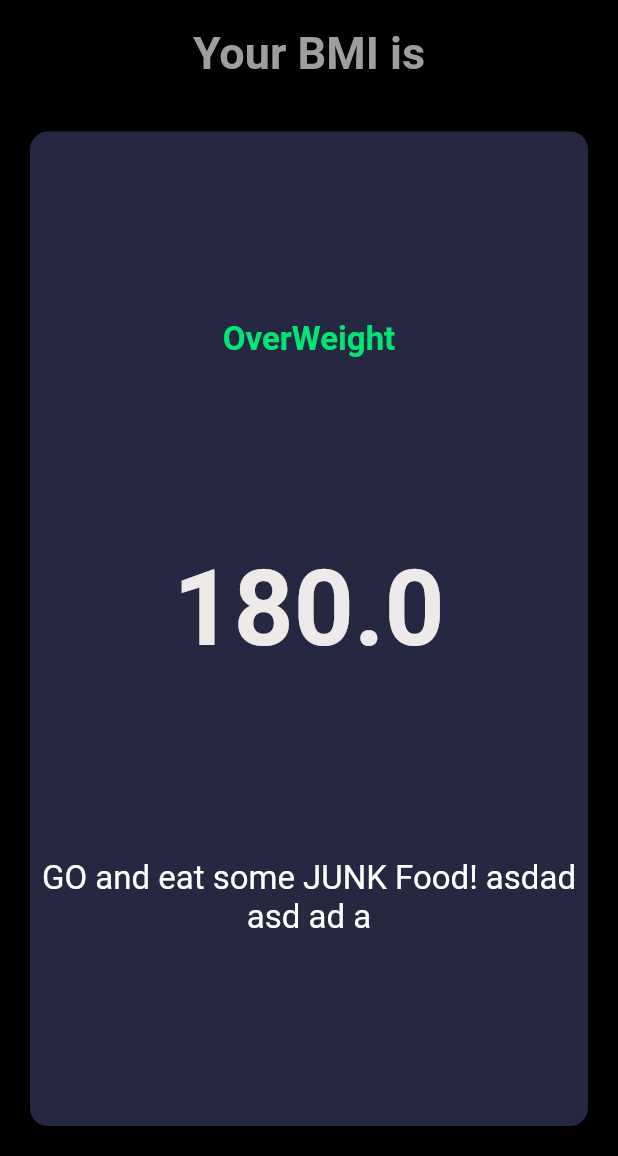
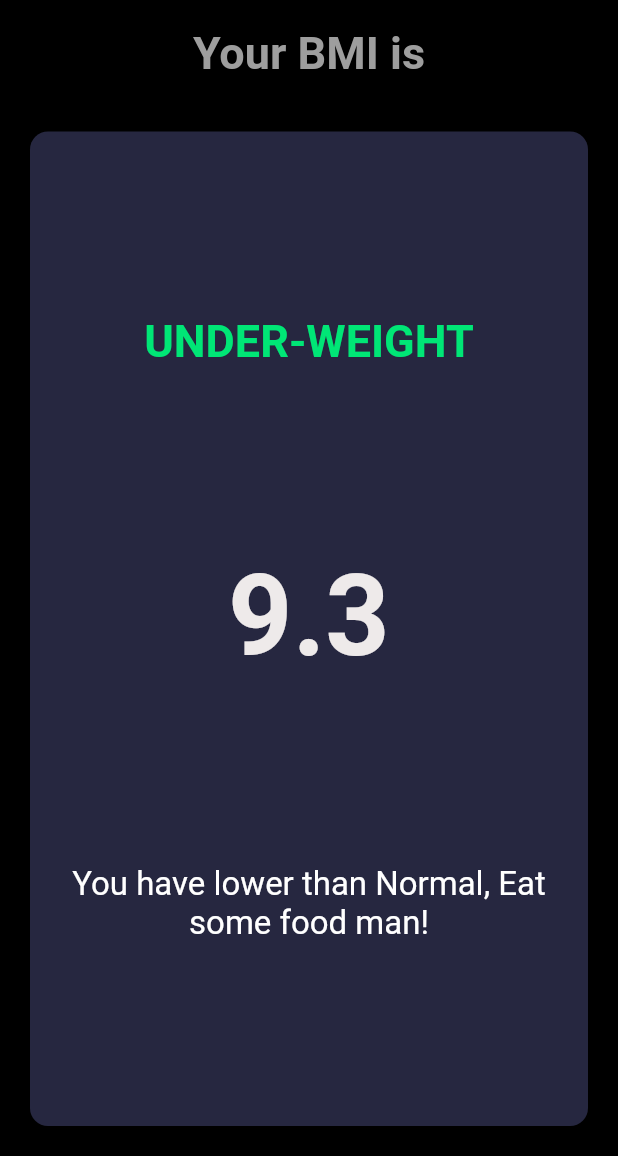
Before and after one commit to Anant1711/BMI_Calculator, a Flutter app: the screen it shows after launch, after a tap on "Calculate", on a phone screen of 412 x 824 dp, the part 80-1236 px from its top. Run offline on Flutter 3.47's test engine with Material 2 defaults, Android fonts, the phone set to English and light mode, and no system bars; our stand-ins replace font_awesome_flutter.

Commit message:
Add brain.dart file and some modificatin in result page

```diff
--- a/lib/First_page.dart
+++ b/lib/First_page.dart
@@ -6,6 +6,7 @@ import 'cards.dart';
 import 'cardContent.dart';
 import 'package:bmi_calculator/Button.dart';
 import 'calculated.dart';
+import 'brain.dart';
 
 const bottomcontainerColour = Colors.lightGreenAccent;
 const boxColour = Color(0xFF262740);
@@ -264,10 +265,15 @@ class _InputPageState extends State<InputPage> {
           )),
           GestureDetector(
             onTap: () {
+              Brain b = Brain(height: height, weight: weight);
               Navigator.push(
                 context,
                 MaterialPageRoute(
-                  builder: (context) => result(),
+                  builder: (context) => result(
+                    BmiResult: b.Calulate(),
+                    ResultText: b.ResultString(),
+                    FeedbackText: b.FeedbackToUser(),
+                  ),
                 ),
               );
             },
--- /dev/null
+++ b/lib/brain.dart
@@ -0,0 +1,30 @@
+import 'dart:math';
+
+class Brain {
+  Brain({required this.height, required this.weight});
+  final int height;
+  final int weight;
+  double _bmi = 0;
+  String Calulate() {
+    _bmi = weight / pow(height / 100, 2);
+    return _bmi.toStringAsFixed(1);
+  }
+
+  String ResultString() {
+    if (_bmi >= 25) {
+      return 'OVER-WEIGHT!';
+    } else if (_bmi > 18.5) {
+      return 'NORMAL';
+    } else
+      return 'UNDER-WEIGHT';
+  }
+
+  String FeedbackToUser() {
+    if (_bmi >= 25) {
+      return 'You have higher than Normal, Do some Exercise!';
+    } else if (_bmi > 18.5) {
+      return 'You have Normal BMI, GOOD JOB BUDDY!';
+    } else
+      return 'You have lower than Normal, Eat some food man!';
+  }
+}
--- a/lib/calculated.dart
+++ b/lib/calculated.dart
@@ -1,8 +1,18 @@
+import 'package:bmi_calculator/main.dart';
 import 'package:flutter/cupertino.dart';
 import 'package:flutter/material.dart';
 import 'cards.dart';
 
 class result extends StatelessWidget {
+  result(
+      {required this.BmiResult,
+      required this.ResultText,
+      required this.FeedbackText});
+
+  final String BmiResult;
+  final String ResultText;
+  final String FeedbackText;
+
   @override
   Widget build(BuildContext context) {
     return Scaffold(
@@ -40,21 +50,21 @@ class result extends StatelessWidget {
                 crossAxisAlignment: CrossAxisAlignment.center,
                 children: [
                   Text(
-                    'OverWeight',
+                    ResultText,
                     style: TextStyle(
                         color: Color(0xFF00E676),
                         fontWeight: FontWeight.bold,
-                        fontSize: 22.0),
+                        fontSize: 30.0),
                   ),
                   Text(
-                    '180.0',
+                    BmiResult,
                     style: TextStyle(
-                        fontSize: 70.0,
+                        fontSize: 75.0,
                         fontWeight: FontWeight.bold,
                         color: Color(0xFFEEEAEA)),
                   ),
                   Text(
-                    'GO and eat some JUNK Food! asdad asd ad a',
+                    FeedbackText,
                     style: TextStyle(fontSize: 22.0, color: Colors.white),
                     textAlign: TextAlign.center,
                   ),
--- a/lib/main.dart
+++ b/lib/main.dart
@@ -7,6 +7,7 @@ class BMICalculator extends StatelessWidget {
   @override
   Widget build(BuildContext context) {
     return MaterialApp(
+      debugShowCheckedModeBanner: false,
       theme: ThemeData(
           appBarTheme: AppBarTheme(color: const Color(0xFF000000)),
           //primaryColor: Color(0xFF45B097),
```
